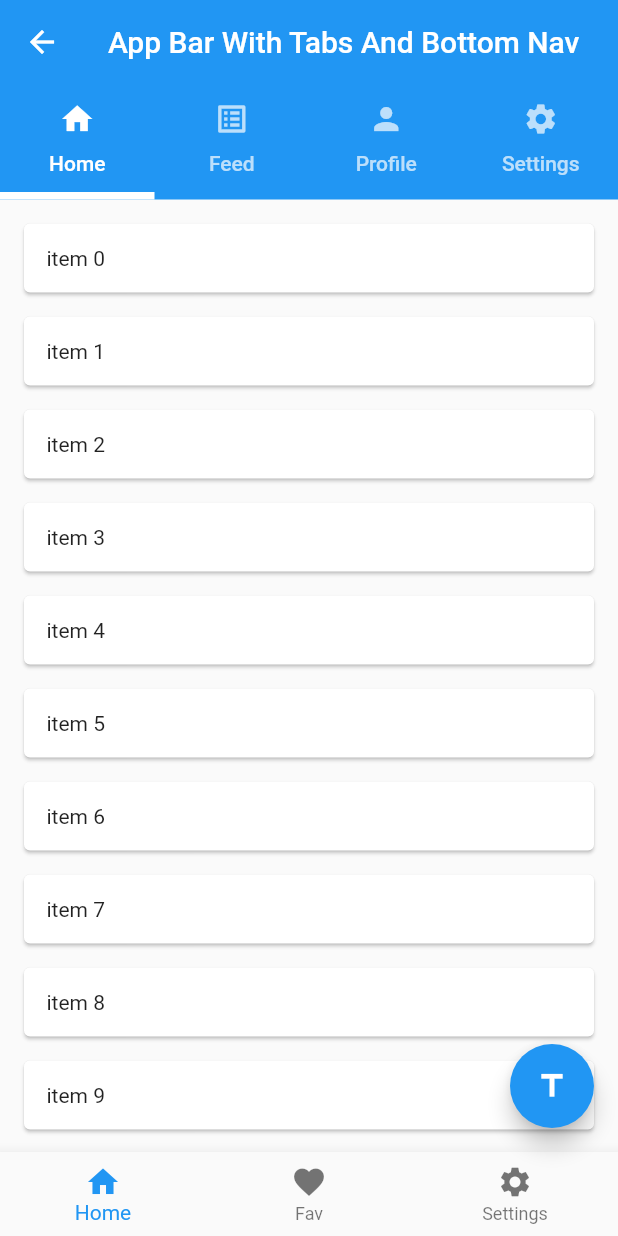
After one commit to MinaSamirCap/Self-Flutter-Hide-Show-App-Bar-Bottom-Nav-Scrolling, a Flutter app: the AppBarWithTabsBottomNavScreen screen opened by its route, on a phone screen of 412 x 824 dp. The commit adds this screen. Run offline on Flutter 3.47's test engine with Material 2 defaults, Android fonts, the phone set to English and light mode, and no system bars.

Commit message:
prepare to hide bottom nav with tab and toolbar

```diff
--- a/lib/common_widgets.dart
+++ b/lib/common_widgets.dart
@@ -8,3 +8,11 @@ Widget buildCard(String txt) {
   return Card(
       child: Container(padding: const EdgeInsets.all(15), child: Text(txt)));
 }
+
+Widget buildBottomNavigation() {
+  return BottomNavigationBar(items: const [
+    BottomNavigationBarItem(icon: Icon(Icons.home), label: "Home"),
+    BottomNavigationBarItem(icon: Icon(Icons.favorite), label: "Fav"),
+    BottomNavigationBarItem(icon: Icon(Icons.settings), label: "Settings")
+  ]);
+}
--- a/lib/main.dart
+++ b/lib/main.dart
@@ -1,6 +1,7 @@
 import 'package:flutter/material.dart';
 import 'package:self_flutter_hide_show_app_bar_bottom_nav_scrolling/screens/app_bar_with_bottom_nav_screen.dart';
 import 'package:self_flutter_hide_show_app_bar_bottom_nav_scrolling/screens/app_bar_with_float_screen.dart';
+import 'package:self_flutter_hide_show_app_bar_bottom_nav_scrolling/screens/app_bar_with_tabs_bottom_nav_screen.dart';
 import 'package:self_flutter_hide_show_app_bar_bottom_nav_scrolling/screens/app_bar_with_tabs_screen.dart';
 import 'package:self_flutter_hide_show_app_bar_bottom_nav_scrolling/screens/home_screen.dart';
 
@@ -22,7 +23,9 @@ class MyApp extends StatelessWidget {
         AppBarWithTabsScreen.routeName: (ctx) => const AppBarWithTabsScreen(),
         AppBarWithFloatScreen.routeName: (ctx) => const AppBarWithFloatScreen(),
         AppBarWithBottomNavScreen.routeName: (ctx) =>
-            const AppBarWithBottomNavScreen()
+            const AppBarWithBottomNavScreen(),
+        AppBarWithTabsBottomNavScreen.routeName: (ctx) =>
+            const AppBarWithTabsBottomNavScreen()
       },
     );
   }
--- a/lib/screens/app_bar_with_bottom_nav_screen.dart
+++ b/lib/screens/app_bar_with_bottom_nav_screen.dart
@@ -45,11 +45,7 @@ class _AppBarWithBottomNavScreenState extends State<AppBarWithBottomNavScreen> {
   Widget _buildBottomNavigation() {
     return ScrollToHideWidget(
       scrollController: scrollController,
-      child: BottomNavigationBar(items: const [
-        BottomNavigationBarItem(icon: Icon(Icons.home), label: "Home"),
-        BottomNavigationBarItem(icon: Icon(Icons.favorite), label: "Fav"),
-        BottomNavigationBarItem(icon: Icon(Icons.settings), label: "Settings")
-      ]),
+      child: buildBottomNavigation(),
     );
   }
 }
--- /dev/null
+++ b/lib/screens/app_bar_with_tabs_bottom_nav_screen.dart
@@ -0,0 +1,150 @@
+import 'package:flutter/material.dart';
+import 'package:self_flutter_hide_show_app_bar_bottom_nav_scrolling/common_widgets.dart';
+
+class AppBarWithTabsBottomNavScreen extends StatefulWidget {
+  static const routeName = "app-bar-with-tabs-bottom-nav-screen";
+
+  const AppBarWithTabsBottomNavScreen({Key? key}) : super(key: key);
+
+  @override
+  State<AppBarWithTabsBottomNavScreen> createState() =>
+      _AppBarWithTabsBottomNavScreenState();
+}
+
+class _AppBarWithTabsBottomNavScreenState
+    extends State<AppBarWithTabsBottomNavScreen> {
+  String title = "App Bar With Tabs And Bottom Nav";
+
+  @override
+  Widget build(BuildContext context) {
+    return DefaultTabController(
+      length: 4,
+      child: Scaffold(
+        body: NestedScrollView(
+          floatHeaderSlivers: true,
+          headerSliverBuilder: (ctx, innerBoxIsScrolled) => [
+            SliverOverlapAbsorber(
+              handle: NestedScrollView.sliverOverlapAbsorberHandleFor(ctx),
+              sliver: SliverSafeArea(
+                top: false,
+                sliver: SliverAppBar(
+                  title: Text(title),
+                  floating: true,
+                  snap: true,
+                  forceElevated: innerBoxIsScrolled,
+                  bottom: _buildTabBar(),
+                ),
+              ),
+            ),
+          ],
+          body: TabBarView(
+            children: [
+              _buildListBody("Home Page"),
+              _buildListBody("Feed Page"),
+              _buildListBody("Profile Page"),
+              _buildListBody("Setting Page")
+            ],
+          ),
+        ),
+        floatingActionButton: FloatingActionButton(
+          onPressed: () {},
+          tooltip: "Dummy",
+          child: const Icon(Icons.title),
+        ),
+        bottomNavigationBar: buildBottomNavigation(),
+      ),
+    );
+  }
+
+  Widget _buildListBody(String txt) {
+    return SafeArea(
+      top: false,
+      bottom: false,
+      child: Builder(builder: (context) {
+        return CustomScrollView(slivers: [
+          SliverOverlapInjector(
+              handle: NestedScrollView.sliverOverlapAbsorberHandleFor(context)),
+          SliverPadding(
+            padding: const EdgeInsets.all(12),
+            sliver: SliverList(
+              delegate: SliverChildBuilderDelegate((ctx, index) {
+                return Container(
+                  // check if it the last item in list
+                  margin: EdgeInsets.only(bottom: index == 59 ? 0 : 8),
+                  child: buildCard("item $index"),
+                );
+              }, childCount: 60),
+            ),
+          )
+        ]);
+      }),
+    );
+  }
+
+  TabBar _buildTabBar() {
+    return const TabBar(
+        indicatorColor: Colors.white,
+        indicatorWeight: 5,
+        tabs: [
+          Tab(icon: Icon(Icons.home), text: "Home"),
+          Tab(icon: Icon(Icons.list_alt), text: "Feed"),
+          Tab(icon: Icon(Icons.person), text: "Profile"),
+          Tab(icon: Icon(Icons.settings), text: "Settings"),
+        ]);
+  }
+}
+
+/// main steps
+/// 1- wrap the body of scaffold in a NestedScrollView ...
+/// 2- convert AppBar to SliverAppBar ...
+///
+/// to enable the app bar to float while we are scrolling
+/// 1- in the SliverAppBar we need to set [floating: true]
+/// 2- Also in NestedScrollView we need to set [floatHeaderSlivers: true]
+///
+/// if we want the app bar to snap we need to set [snap: true]
+/// if we need to set snap to true we have to set float to true also ...
+///
+/// if we want the app bar only snip after user leave the touch of the scrolling
+/// in NestedScrollView we need to remove [floatHeaderSlivers: true]
+///
+/// After adding the needed widgets to build a tab bar in app
+/// adding [DefaultTabController, TabBar, TabBarView]
+/// if we want the tabs to be pinned while scrolling ...
+/// in SliverAppBar we need to set [pinned: true]
+///
+///
+/// we have an issue now because we use ListView the scroll behavior
+/// will not be good between pages, you will find the page already scrolled
+/// to a position if you move from one page to another ...
+///
+/// To solve it, we need to replace ListView
+/// with SliverList and wrap it in CustomScrollView
+/// Also, we can warp the SliverList in SliverPadding to enhance UI.
+/// Now all children are from sliver type so we can solve the overlap issue.
+///
+/// 1- You have to wrap the the header with SliverOverlapAbsorber like below
+/// SliverOverlapAbsorber(
+///        handle: NestedScrollView.sliverOverlapAbsorberHandleFor(ctx),
+///        sliver: SliverSafeArea(
+///            sliver: SliverAppBar(
+/// do not forget to pass the handler as above ...
+///
+/// 2- in the CustomScrollView that takes slivers
+/// You need to add SliverOverlapInjector like below
+/// CustomScrollView(slivers: [
+///        SliverOverlapInjector(
+///           handle: NestedScrollView.sliverOverlapAbsorberHandleFor(context)),
+///        SliverPadding(
+/// do not forget to pass the handler like above ...
+///
+/// 3- you need to wrap the CustomScrollView in Builder Widget to pass the
+/// right context the the handler for correct injection.
+///
+/// 4- warp all in SafeArea .. to good view .. and fix issues on iOS
+///
+/// in the last add this [forceElevated: innerBoxIsScrolled] to the SliverAppBar
+/// to see the elevation of the app bar if you scrolled up or down ...
+
+/// reference ...
+/// https://www.youtube.com/watch?v=xzPXqQ-Pe2g
--- a/lib/screens/home_screen.dart
+++ b/lib/screens/home_screen.dart
@@ -1,6 +1,7 @@
 import 'package:flutter/material.dart';
 import 'package:self_flutter_hide_show_app_bar_bottom_nav_scrolling/screens/app_bar_with_bottom_nav_screen.dart';
 import 'package:self_flutter_hide_show_app_bar_bottom_nav_scrolling/screens/app_bar_with_float_screen.dart';
+import 'package:self_flutter_hide_show_app_bar_bottom_nav_scrolling/screens/app_bar_with_tabs_bottom_nav_screen.dart';
 import 'package:self_flutter_hide_show_app_bar_bottom_nav_scrolling/screens/app_bar_with_tabs_screen.dart';
 import 'package:self_flutter_hide_show_app_bar_bottom_nav_scrolling/common_widgets.dart';
 
@@ -19,7 +20,7 @@ class HomeScreen extends StatelessWidget {
       body: ListView.separated(
           itemBuilder: (ctx, index) => _buildTutorialCard(ctx, index),
           separatorBuilder: (ctx, index) => _buildSeparator(index),
-          itemCount: 3),
+          itemCount: 4),
     );
   }
 
@@ -42,6 +43,8 @@ class HomeScreen extends StatelessWidget {
       return AppBarWithFloatScreen.routeName;
     } else if (index == 2) {
       return AppBarWithBottomNavScreen.routeName;
+    } else if (index == 3) {
+      return AppBarWithTabsBottomNavScreen.routeName;
     } else {
       return AppBarWithTabsScreen.routeName;
     }
```
